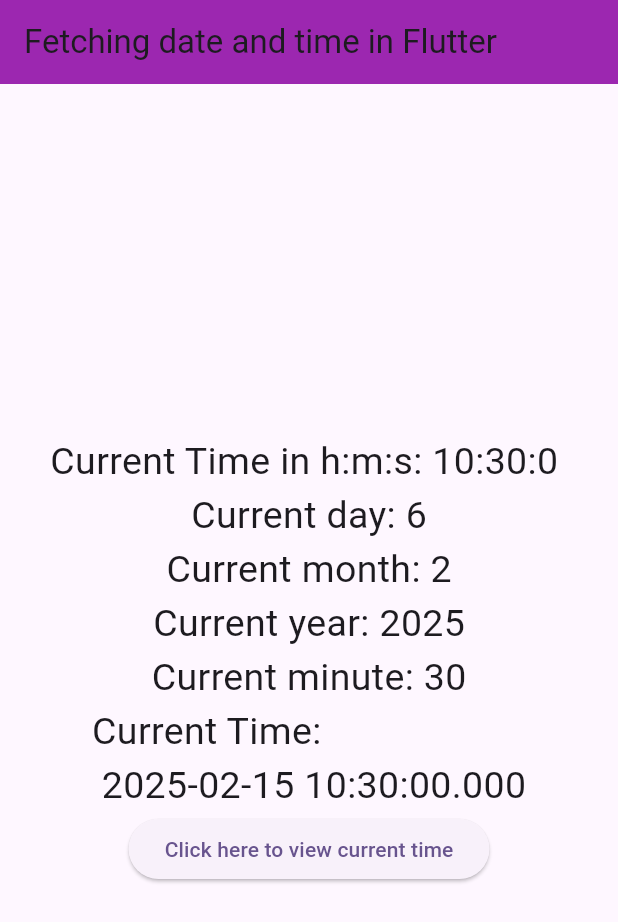
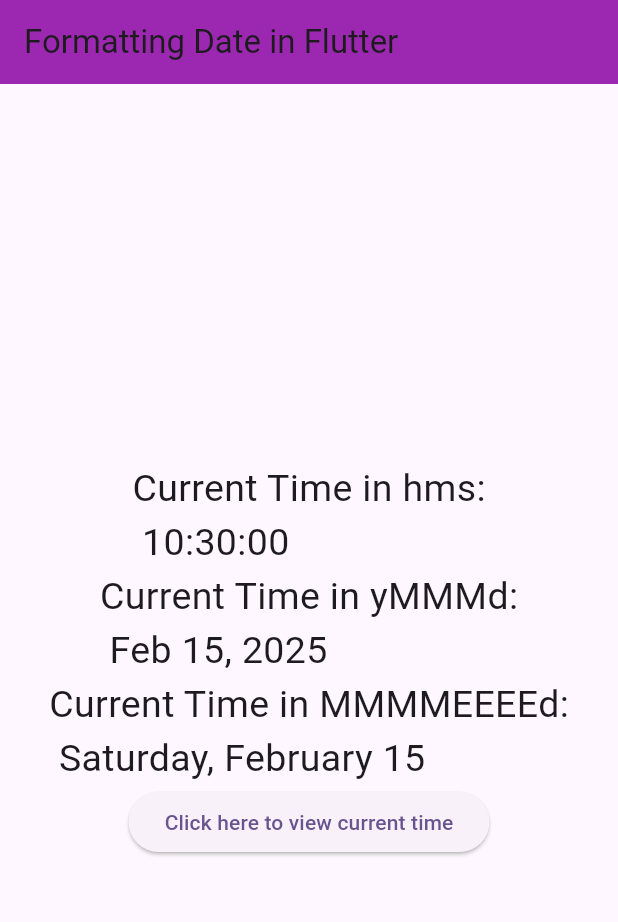
Before and after one commit to DivyaAKumar/FLUTTER-TUTORIAL, a Flutter app: the screen it shows after launch, on a phone screen of 412 x 824 dp. Shown: the top 922 px of the screen. Run offline on Flutter 3.47's test engine with Material 3 defaults, Android fonts, the phone set to English and light mode, and no system bars.

Commit message:
Formatting Date in Flutter

```diff
--- a/lib/main.dart
+++ b/lib/main.dart
@@ -2,6 +2,7 @@ import 'dart:async';
 import 'dart:math';
 import 'package:flutter/material.dart';
 import 'package:my_first_flutter_app/ui_helper/util.dart';
+import 'package:intl/intl.dart';
 
 void main() {
   runApp(const MyApp());
@@ -45,7 +46,7 @@ class _ContainerPageState extends State<ContainerPage> {
     var time = DateTime.now();
     return Scaffold(
       appBar: AppBar(
-        title: Text('Fetching date and time in Flutter'),
+        title: Text('Formatting Date in Flutter'),
         //it is used to recycle memory
         backgroundColor: Colors.purple,
       ),
@@ -58,13 +59,11 @@ class _ContainerPageState extends State<ContainerPage> {
             child: Column(
               mainAxisAlignment: MainAxisAlignment.center,
               children: [
-                Center(child: Text("Current Time in h:m:s: ${time.hour}:${time.minute}:${time.second} ", style: TextStyle(fontSize: 25),)),
-                Center(child: Text("Current day: ${time.weekday}", style: TextStyle(fontSize: 25),)),
-                Center(child: Text("Current month: ${time.month}", style: TextStyle(fontSize: 25),)),
-                Center(child: Text("Current year: ${time.year}", style: TextStyle(fontSize: 25),)),
-                Center(child: Text("Current minute: ${time.minute}", style: TextStyle(fontSize: 25),)),
-                Center(child: Text("Current Time:\n ${time}", style: TextStyle(fontSize: 25),)),
-                ElevatedButton(onPressed: (){
+
+                Center(child: Text("Current Time in hms:\n ${DateFormat('Hms').format(time)}", style: TextStyle(fontSize: 25),)),
+                 Center(child: Text("Current Time in yMMMd:\n ${DateFormat('yMMMd').format(time)}", style: TextStyle(fontSize: 25),)),
+                 Center(child: Text("Current Time in MMMMEEEEd:\n ${DateFormat('MMMMEEEEd').format(time)}", style: TextStyle(fontSize: 25),)),
+                 ElevatedButton(onPressed: (){
                   setState(() { //calls build and fetches current time
 
                   });
```
Also changed, not shown: pubspec.yaml (+5 -6 lines).
